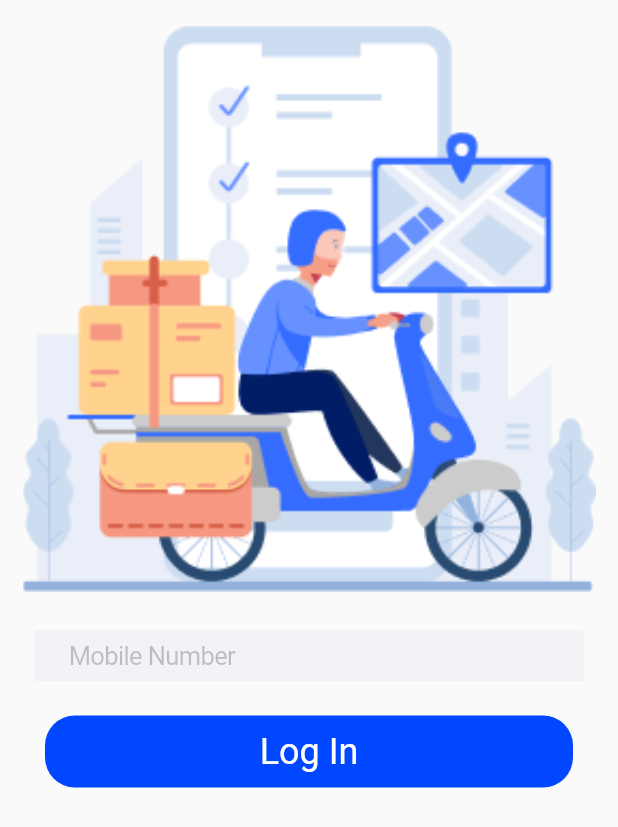
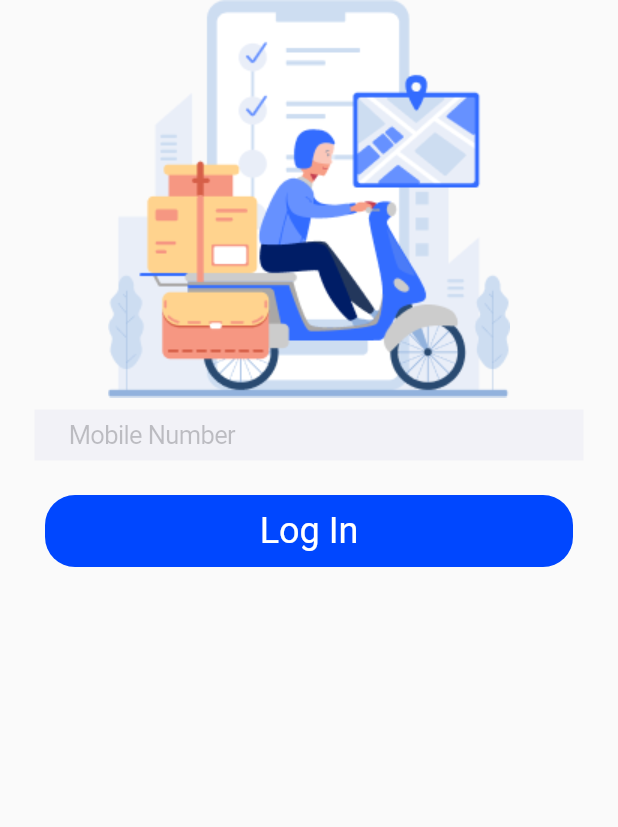
Before and after one commit to theshushant/dropr-driver, a Flutter app: the LoginPage screen opened by its route, on a phone screen of 412 x 824 dp. Shown: the top 827 px of the screen. Run offline on Flutter 3.47's test engine with Material 2 defaults, Android fonts, the light colour scheme and no system bars; our stand-ins replace camera, dio, flutter_mobx, flutter_svg, geocoding, geolocator and 5 more; missing offline and left inert: camera_web, flutter_polyline_points, image_picker_for_web, shared_preferences_web, smart_auth; accounts and stored records are empty; generated files the repository leaves out were written again; project files that could hold a hidden picture were left out.

Commit message:
some refactoring process

```diff
--- a/lib/presentation/credentials/login_page.dart
+++ b/lib/presentation/credentials/login_page.dart
@@ -10,7 +10,7 @@ import 'package:flutter/material.dart';
 class LoginPage extends StatefulWidget {
   static const String routeName = 'LoginPage';
 
-  LoginPage({Key? key}) : super(key: key);
+  const LoginPage({Key? key}) : super(key: key);
 
   @override
   State<LoginPage> createState() => _LoginPageState();
@@ -32,12 +32,9 @@ class _LoginPageState extends State<LoginPage> {
           ),
           child: Column(
             children: [
-              Container(
-                child: Image.asset(
-                  'assets/images/LoginImage.png',
-                  fit: BoxFit.contain,
-                ),
-                height: MediaQuery.of(context).size.height * 0.5,
+              Image.asset(
+                'assets/images/LoginImage.png',
+                fit: BoxFit.contain,
               ),
               DroprTextField(
                 keyboardType: TextInputType.number,
@@ -49,12 +46,11 @@ class _LoginPageState extends State<LoginPage> {
                   }
                 },
                 onSave: (String value) {
-                  print("here value "+value.toString());
                   body["phone_number"] = value;
                 },
               ),
               StoreObserver(
-                builder: (UserStore _store, BuildContext context) {
+                builder: (UserStore store, BuildContext context) {
                   return Padding(
                     padding: EdgeInsets.symmetric(
                       horizontal: 15,
@@ -64,14 +60,14 @@ class _LoginPageState extends State<LoginPage> {
                       onTap: () async {
                         _formState.currentState?.save();
                         if (_formState.currentState?.validate() ?? false) {
-                          print("here body is this "+body.toString());
-                          int otp = await _store.login(body);
+                          int otp = await store.login(body);
+                          if (!mounted) return;
                           Navigator.pushReplacementNamed(
                             context,
                             OTPVerificationPage.routeName,
                             arguments: ScreenArguments(
                               otp: otp,
-                              label: " StringValue.verification",
+                              label: "StringValue.verification",
                               map: body,
                             ),
                           );
--- a/lib/presentation/home.dart
+++ b/lib/presentation/home.dart
@@ -4,7 +4,6 @@ import 'package:dropr_driver/helpers/store_observer.dart';
 import 'package:dropr_driver/presentation/app_drawer.dart';
 import 'package:dropr_driver/presentation/order/incoming_order.dart';
 import 'package:dropr_driver/presentation/payments/payment_history.dart';
-import 'package:dropr_driver/presentation/profile/profile_screen.dart';
 import 'package:dropr_driver/store/user_store.dart';
 import 'package:dropr_driver/utils/asset_image_values.dart';
 import 'package:dropr_driver/utils/color_values.dart';
--- a/lib/services/user_service.dart
+++ b/lib/services/user_service.dart
@@ -9,7 +9,6 @@ class UserService extends APIService {
   static final UserService _instance = UserService._();
 
   Future<int> login(Map<String, String> body) async {
-    print("here body is this "+body.toString());
     Map<String, dynamic> response = await post(
       '/auth/initiate-verification/employee',
       body: body,
```
Also changed, not shown: lib/presentation/splash.dart (+7 -2 lines).
